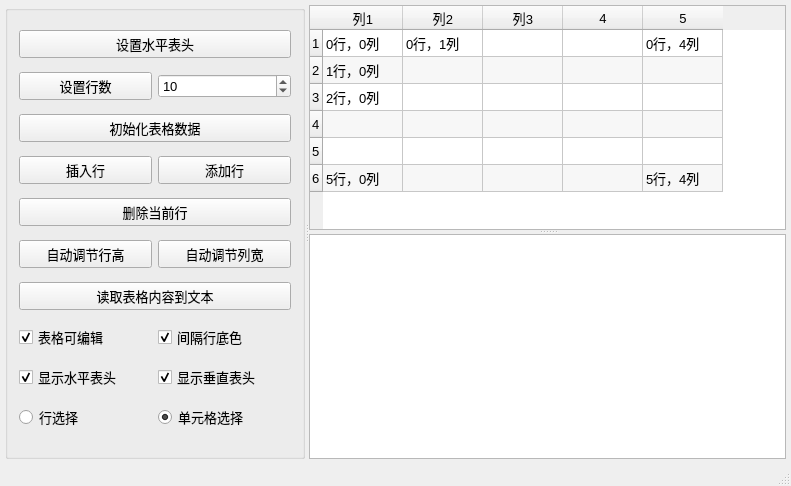
wuyyu668/QTCoursre, file mainwindow.ui: the form before one commit.
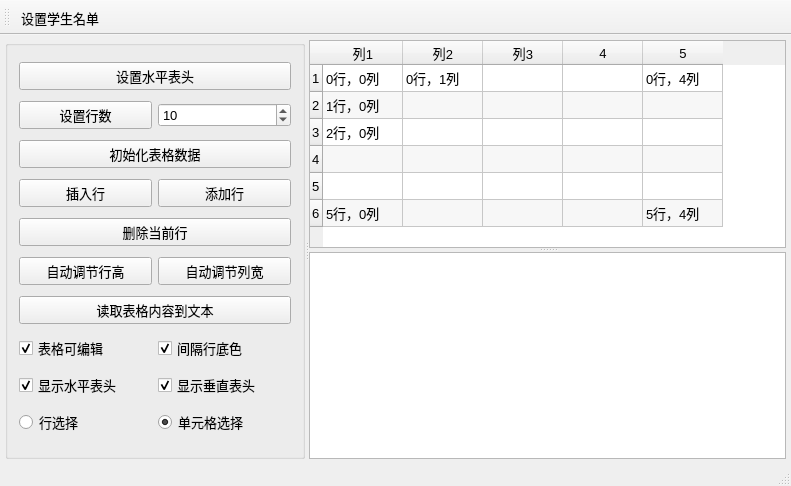
The form after the commit.

Patch:
```diff
--- a/mainwindow.ui
+++ b/mainwindow.ui
@@ -310,7 +310,30 @@
     </item>
    </layout>
   </widget>
+  <widget class="QToolBar" name="toolBar">
+   <property name="windowTitle">
+    <string>toolBar</string>
+   </property>
+   <property name="toolButtonStyle">
+    <enum>Qt::ToolButtonTextOnly</enum>
+   </property>
+   <attribute name="toolBarArea">
+    <enum>TopToolBarArea</enum>
+   </attribute>
+   <attribute name="toolBarBreak">
+    <bool>false</bool>
+   </attribute>
+   <addaction name="actSetStudentList"/>
+  </widget>
   <widget class="QStatusBar" name="statusBar"/>
+  <action name="actSetStudentList">
+   <property name="text">
+    <string>设置学生名单</string>
+   </property>
+   <property name="toolTip">
+    <string>点击后重新设置右侧学生名单表格</string>
+   </property>
+  </action>
  </widget>
  <layoutdefault spacing="6" margin="11"/>
  <resources/>
```
Left out of the diff: 8 changed lines with no effect on the pictures.
